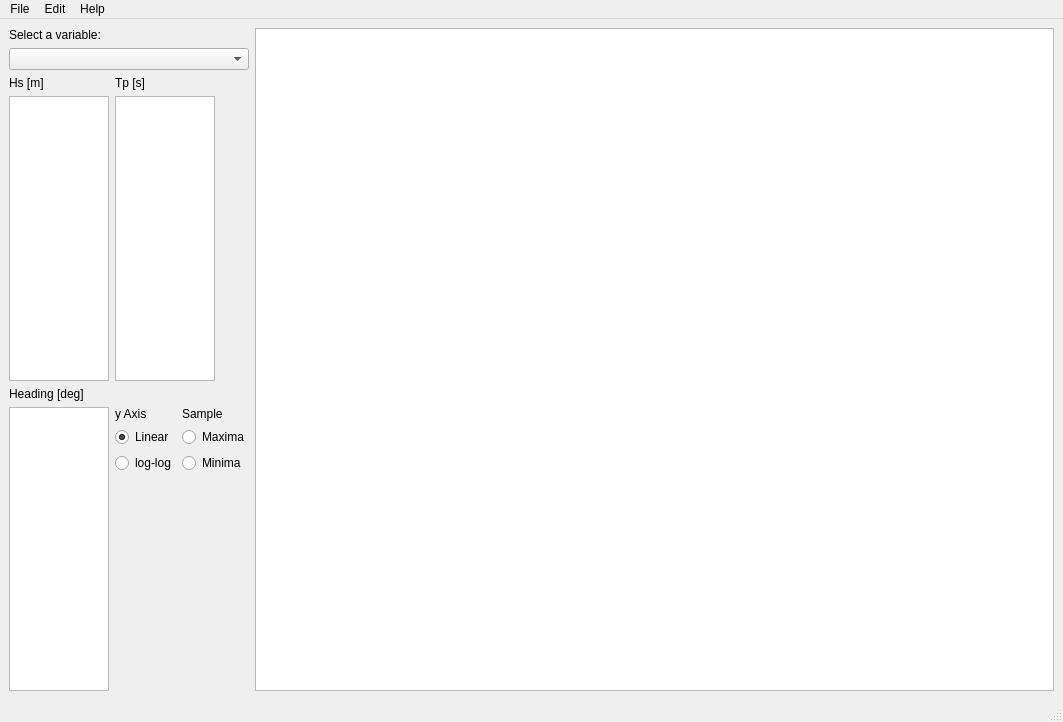
Above: Qt/ResultsVisualiser/results_visualiser.ui from haphaeu/yoshimi before the change. Below: the same form after it.
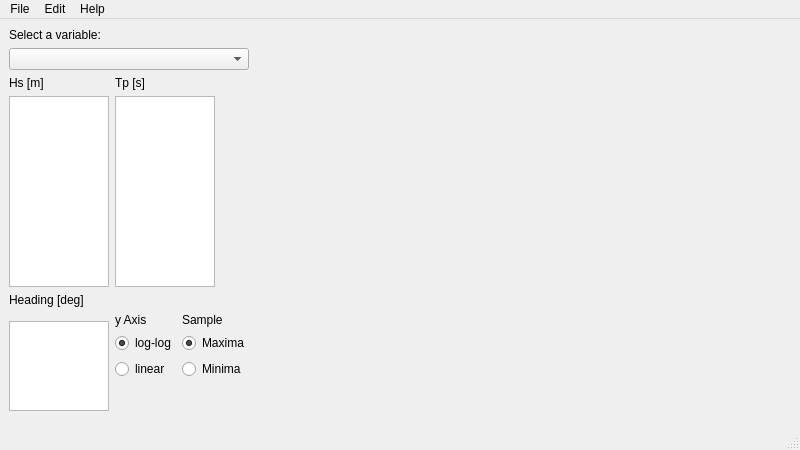
That is the form after the change. Custom widgets are drawn as their Qt base class.

The edit to the form file:
```diff
--- a/Qt/ResultsVisualiser/results_visualiser.ui
+++ b/Qt/ResultsVisualiser/results_visualiser.ui
@@ -6,8 +6,8 @@
    <rect>
     <x>0</x>
     <y>0</y>
-    <width>1063</width>
-    <height>722</height>
+    <width>800</width>
+    <height>450</height>
    </rect>
   </property>
   <property name="windowTitle">
@@ -50,7 +50,23 @@
        </widget>
       </item>
       <item>
-       <layout class="QGridLayout" name="gridLayout">
+       <layout class="QGridLayout" name="gridLayout" rowstretch="0,0,0,0,0,0">
+        <item row="3" column="0">
+         <widget class="QListWidget" name="listHeading">
+          <property name="sizePolicy">
+           <sizepolicy hsizetype="Minimum" vsizetype="Minimum">
+            <horstretch>0</horstretch>
+            <verstretch>0</verstretch>
+           </sizepolicy>
+          </property>
+          <property name="maximumSize">
+           <size>
+            <width>100</width>
+            <height>90</height>
+           </size>
+          </property>
+         </widget>
+        </item>
         <item row="2" column="0">
          <widget class="QLabel" name="label_4">
           <property name="sizePolicy">
@@ -64,28 +80,12 @@
           </property>
          </widget>
         </item>
-        <item row="3" column="0">
-         <widget class="QListWidget" name="listWidget_3">
-          <property name="sizePolicy">
-           <sizepolicy hsizetype="Minimum" vsizetype="Expanding">
-            <horstretch>0</horstretch>
-            <verstretch>0</verstretch>
-           </sizepolicy>
-          </property>
-          <property name="maximumSize">
-           <size>
-            <width>100</width>
-            <height>16777215</height>
-           </size>
-          </property>
-         </widget>
-        </item>
         <item row="1" column="0">
          <widget class="QListWidget" name="listWidget">
           <property name="sizePolicy">
            <sizepolicy hsizetype="Minimum" vsizetype="Expanding">
             <horstretch>0</horstretch>
-            <verstretch>0</verstretch>
+            <verstretch>2</verstretch>
            </sizepolicy>
           </property>
           <property name="maximumSize">
@@ -140,13 +140,6 @@
         </item>
         <item row="3" column="1">
          <layout class="QGridLayout" name="gridLayout_2">
-          <item row="1" column="1">
-           <widget class="QRadioButton" name="radioButton_3">
-            <property name="text">
-             <string>Maxima</string>
-            </property>
-           </widget>
-          </item>
           <item row="0" column="0">
            <widget class="QLabel" name="label_5">
             <property name="sizePolicy">
@@ -168,20 +161,26 @@
            </widget>
           </item>
           <item row="1" column="0">
-           <widget class="QRadioButton" name="radioButton">
-            <property name="text">
-             <string>Linear</string>
-            </property>
-            <property name="checked">
-             <bool>true</bool>
-            </property>
-           </widget>
-          </item>
-          <item row="2" column="0">
-           <widget class="QRadioButton" name="radioButton_2">
+           <widget class="QRadioButton" name="radio_log">
             <property name="text">
              <string>log-log</string>
             </property>
+            <property name="checked">
+             <bool>true</bool>
+            </property>
+            <attribute name="buttonGroup">
+             <string notr="true">buttonGroup</string>
+            </attribute>
+           </widget>
+          </item>
+          <item row="2" column="0">
+           <widget class="QRadioButton" name="radio_linear">
+            <property name="text">
+             <string>linear</string>
+            </property>
+            <attribute name="buttonGroup">
+             <string notr="true">buttonGroup</string>
+            </attribute>
            </widget>
           </item>
           <item row="0" column="1">
@@ -197,6 +196,19 @@
             </property>
            </widget>
           </item>
+          <item row="1" column="1">
+           <widget class="QRadioButton" name="radio_max">
+            <property name="text">
+             <string>Maxima</string>
+            </property>
+            <property name="checked">
+             <bool>true</bool>
+            </property>
+            <attribute name="buttonGroup">
+             <string notr="true">buttonGroup_2</string>
+            </attribute>
+           </widget>
+          </item>
           <item row="3" column="0">
            <spacer name="verticalSpacer">
             <property name="orientation">
@@ -217,14 +229,7 @@
      </layout>
     </item>
     <item>
-     <widget class="QGraphicsView" name="graphicsView">
-      <property name="sizePolicy">
-       <sizepolicy hsizetype="Expanding" vsizetype="Expanding">
-        <horstretch>2</horstretch>
-        <verstretch>0</verstretch>
-       </sizepolicy>
-      </property>
-     </widget>
+     <widget class="MatplotlibWidget" name="mpl" native="true"/>
     </item>
    </layout>
   </widget>
@@ -233,8 +238,8 @@
     <rect>
      <x>0</x>
      <y>0</y>
-     <width>1063</width>
-     <height>20</height>
+     <width>800</width>
+     <height>21</height>
     </rect>
    </property>
    <widget class="QMenu" name="menuFile">
@@ -288,6 +293,14 @@
    </property>
   </action>
  </widget>
+ <customwidgets>
+  <customwidget>
+   <class>MatplotlibWidget</class>
+   <extends>QWidget</extends>
+   <header>matplotlibwidget</header>
+   <container>1</container>
+  </customwidget>
+ </customwidgets>
  <resources/>
  <connections/>
 </ui>
```
Left out of the diff: 13 changed lines with no effect on the pictures.
